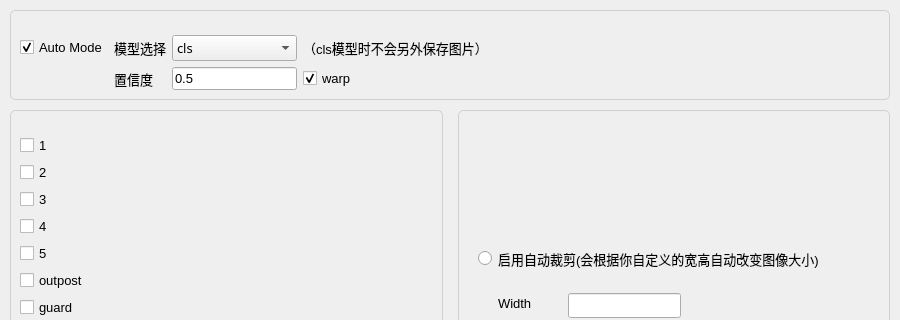
First picture: the form in ui/cls.ui, repository lovodllt/DatasetMaker, before the edit; both pictures show x 0 to 900 and y 0 to 320 of the 900 by 798 pixel window.
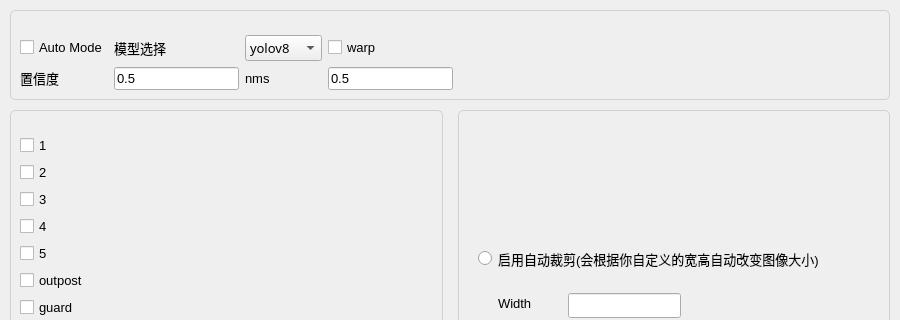
Second picture: the form after the edit.

Commit message: Complete the function of autoMode and slove some small bug.

The edit to the form file:
```diff
--- a/ui/cls.ui
+++ b/ui/cls.ui
@@ -59,50 +59,21 @@
     <number>10</number>
    </property>
    <item>
-    <widget class="QGroupBox" name="autoMode">
+    <widget class="QGroupBox" name="autoModeBox">
      <property name="title">
       <string/>
      </property>
      <layout class="QGridLayout" name="gridLayout_4">
       <item row="3" column="0">
        <layout class="QGridLayout" name="gridLayout_2">
-        <item row="2" column="1">
-         <widget class="QLabel" name="conf">
-          <property name="sizePolicy">
-           <sizepolicy hsizetype="Preferred" vsizetype="Preferred">
-            <horstretch>0</horstretch>
-            <verstretch>0</verstretch>
-           </sizepolicy>
-          </property>
-          <property name="minimumSize">
-           <size>
-            <width>30</width>
-            <height>0</height>
-           </size>
-          </property>
-          <property name="text">
-           <string>置信度</string>
-          </property>
-         </widget>
-        </item>
-        <item row="2" column="4">
-         <spacer name="horizontalSpacer_2">
-          <property name="orientation">
-           <enum>Qt::Horizontal</enum>
-          </property>
-          <property name="sizeType">
-           <enum>QSizePolicy::Expanding</enum>
-          </property>
-          <property name="sizeHint" stdset="0">
-           <size>
-            <width>40</width>
-            <height>20</height>
-           </size>
-          </property>
-         </spacer>
-        </item>
         <item row="0" column="2">
-         <widget class="QComboBox" name="comboBox">
+         <widget class="QComboBox" name="modelSelection">
+          <property name="sizePolicy">
+           <sizepolicy hsizetype="Minimum" vsizetype="Fixed">
+            <horstretch>0</horstretch>
+            <verstretch>0</verstretch>
+           </sizepolicy>
+          </property>
           <property name="font">
            <font>
             <family>Segoe UI,sans-serif</family>
@@ -114,52 +85,107 @@
           </property>
           <item>
            <property name="text">
-            <string>cls</string>
+            <string>yolov8</string>
            </property>
           </item>
           <item>
            <property name="text">
-            <string>detection(v8)</string>
-           </property>
-          </item>
-          <item>
-           <property name="text">
-            <string>detection(v12)</string>
+            <string>yolov12</string>
            </property>
           </item>
          </widget>
         </item>
         <item row="0" column="1">
          <widget class="QLabel" name="label_3">
+          <property name="sizePolicy">
+           <sizepolicy hsizetype="Minimum" vsizetype="Fixed">
+            <horstretch>0</horstretch>
+            <verstretch>0</verstretch>
+           </sizepolicy>
+          </property>
+          <property name="minimumSize">
+           <size>
+            <width>70</width>
+            <height>0</height>
+           </size>
+          </property>
           <property name="text">
            <string>模型选择</string>
           </property>
          </widget>
         </item>
-        <item row="0" column="3">
+        <item row="0" column="4">
          <widget class="QLabel" name="label_4">
           <property name="text">
-           <string>（cls模型时不会另外保存图片）</string>
+           <string/>
+          </property>
+         </widget>
+        </item>
+        <item row="0" column="0">
+         <widget class="QCheckBox" name="autoMode">
+          <property name="minimumSize">
+           <size>
+            <width>70</width>
+            <height>0</height>
+           </size>
+          </property>
+          <property name="text">
+           <string>Auto Mode</string>
+          </property>
+          <property name="checked">
+           <bool>false</bool>
+          </property>
+         </widget>
+        </item>
+        <item row="0" column="3">
+         <widget class="QCheckBox" name="warp">
+          <property name="text">
+           <string>warp</string>
+          </property>
+          <property name="checked">
+           <bool>false</bool>
           </property>
          </widget>
         </item>
         <item row="2" column="0">
-         <spacer name="horizontalSpacer">
-          <property name="orientation">
-           <enum>Qt::Horizontal</enum>
+         <widget class="QLabel" name="conf">
+          <property name="sizePolicy">
+           <sizepolicy hsizetype="Minimum" vsizetype="Fixed">
+            <horstretch>0</horstretch>
+            <verstretch>0</verstretch>
+           </sizepolicy>
           </property>
-          <property name="sizeType">
-           <enum>QSizePolicy::Minimum</enum>
-          </property>
-          <property name="sizeHint" stdset="0">
+          <property name="minimumSize">
            <size>
-            <width>40</width>
-            <height>20</height>
+            <width>70</width>
+            <height>0</height>
            </size>
           </property>
-         </spacer>
+          <property name="text">
+           <string>置信度</string>
+          </property>
+         </widget>
         </item>
         <item row="2" column="2">
+         <widget class="QLabel" name="label_5">
+          <property name="sizePolicy">
+           <sizepolicy hsizetype="Minimum" vsizetype="Preferred">
+            <horstretch>0</horstretch>
+            <verstretch>0</verstretch>
+           </sizepolicy>
+          </property>
+          <property name="minimumSize">
+           <size>
+            <width>70</width>
+            <height>0</height>
+           </size>
+          </property>
+          <property name="text">
+           <string>nms</string>
+          </property>
+         </widget>
+        </item>
+        <item row="2" column="1">
          <widget class="QLineEdit" name="confidenceEdit">
           <property name="sizePolicy">
            <sizepolicy hsizetype="Minimum" vsizetype="Fixed">
@@ -167,31 +193,52 @@
             <verstretch>0</verstretch>
            </sizepolicy>
           </property>
+          <property name="minimumSize">
+           <size>
+            <width>100</width>
+            <height>0</height>
+           </size>
+          </property>
           <property name="text">
            <string>0.5</string>
           </property>
          </widget>
         </item>
-        <item row="0" column="0">
-         <widget class="QCheckBox" name="automode">
-          <property name="text">
-           <string>Auto Mode</string>
-          </property>
-          <property name="checked">
-           <bool>true</bool>
-          </property>
-         </widget>
-        </item>
         <item row="2" column="3">
-         <widget class="QCheckBox" name="checkBox">
+         <widget class="QLineEdit" name="nmsEdit">
+          <property name="sizePolicy">
+           <sizepolicy hsizetype="Minimum" vsizetype="Fixed">
+            <horstretch>0</horstretch>
+            <verstretch>0</verstretch>
+           </sizepolicy>
+          </property>
+          <property name="minimumSize">
+           <size>
+            <width>100</width>
+            <height>0</height>
+           </size>
+          </property>
           <property name="text">
-           <string>warp</string>
-          </property>
-          <property name="checked">
-           <bool>true</bool>
+           <string>0.5</string>
           </property>
          </widget>
         </item>
+        <item row="2" column="4">
+         <spacer name="horizontalSpacer_2">
+          <property name="orientation">
+           <enum>Qt::Horizontal</enum>
+          </property>
+          <property name="sizeType">
+           <enum>QSizePolicy::Expanding</enum>
+          </property>
+          <property name="sizeHint" stdset="0">
+           <size>
+            <width>60</width>
+            <height>20</height>
+           </size>
+          </property>
+         </spacer>
+        </item>
        </layout>
       </item>
      </layout>
```
The commit also changes 17 other files.
